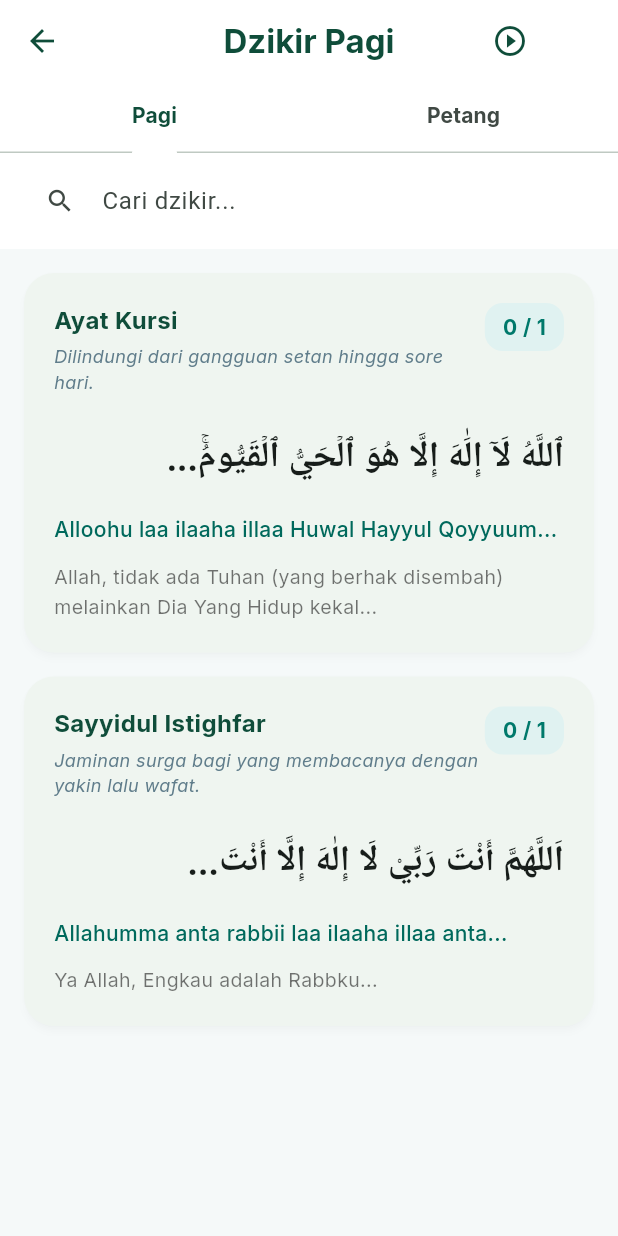
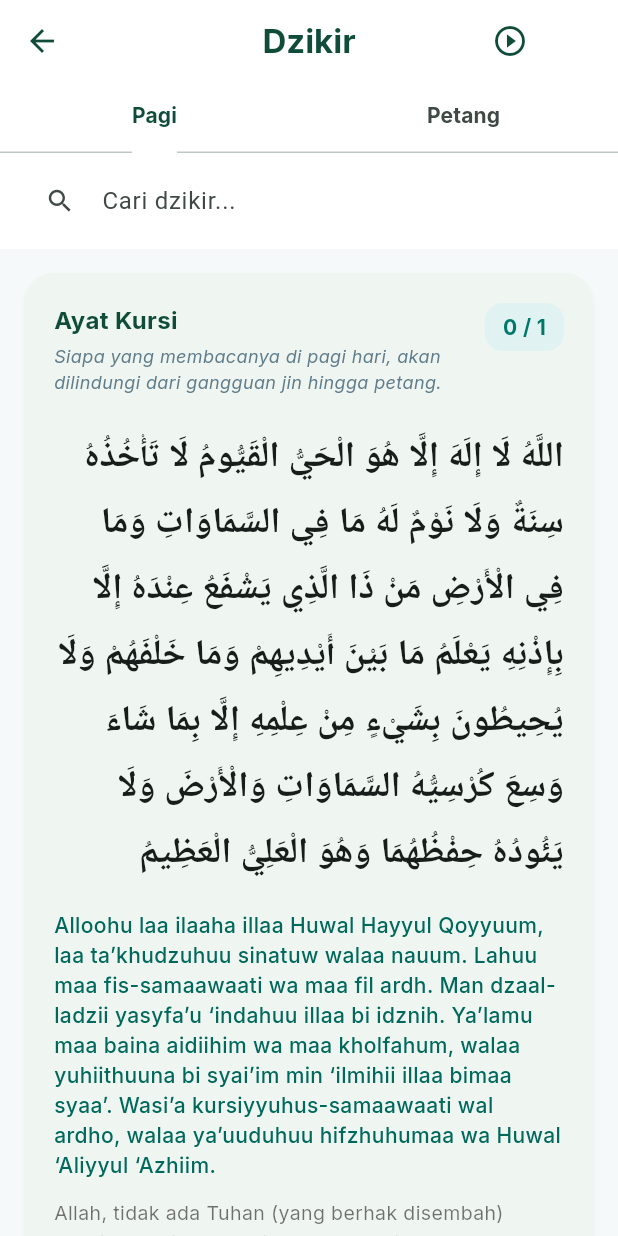
Before and after one commit to mr6982825-16/uas_projekkk, a Flutter app: the DzikirPagiPetangScreen screen opened directly, on a phone screen of 412 x 824 dp. Run offline on Flutter 3.47's test engine with Material 3 defaults, Android fonts, the phone set to English and light mode, and no system bars; our stand-ins replace audioplayers, dio, geolocator, google_fonts, scrollable_positioned_list, share_plus and 1 more; missing offline and left inert: flutter_qiblah; accounts and stored records are empty; network calls fail; Roboto replaces fonts that are missing (Amiri).

Commit message:
perubahan ke 12

```diff
--- a/lib/main.dart
+++ b/lib/main.dart
@@ -8,6 +8,7 @@
 import 'package:uas_projekk/modules/prayer/prayer_provider.dart';
 import 'package:uas_projekk/modules/profile/settings_provider.dart';
 import 'package:uas_projekk/modules/dzikir/doa_harian_provider.dart';
+import 'package:uas_projekk/modules/dzikir/dzikir_provider.dart';
 
 void main() {
   WidgetsFlutterBinding.ensureInitialized();
@@ -20,7 +21,7 @@
         ChangeNotifierProvider(create: (_) => PrayerProvider()),
         ChangeNotifierProvider(create: (_) => SettingsProvider()),
         ChangeNotifierProvider(create: (_) => DoaHarianProvider()),
-        // Add more providers here as modules are restored
+        ChangeNotifierProvider(create: (_) => DzikirProvider()),
       ],
       child: const MyApp(),
     ),
--- a/lib/modules/dzikir/dzikir_model.dart
+++ b/lib/modules/dzikir/dzikir_model.dart
@@ -6,7 +6,7 @@
   final String fadhilah;
   final int target;
   final String? audioUrl;
-  final String category; // Added category field
+  final String category;
 
   Dzikir({
     required this.judul,
@@ -18,127 +18,139 @@
     required this.category,
     this.audioUrl,
   });
+
+  factory Dzikir.fromJson(Map<String, dynamic> json, String category) {
+    int targetValue = 1;
+    String dibacaStr = json['dibaca'] ?? "1x";
+    final match = RegExp(r'(\d+)').firstMatch(dibacaStr);
+    if (match != null) {
+      targetValue = int.tryParse(match.group(1)!) ?? 1;
+    }
+
+    return Dzikir(
+      judul: json['judul'] ?? (category == "pagi" ? "Dzikir Pagi" : "Dzikir Petang"),
+      arab: json['ar'] ?? "",
+      latin: json['latin'] ?? "",
+      terjemahan: json['id'] ?? "",
+      fadhilah: json['fadhilah'] ?? "",
+      target: targetValue,
+      category: category == "pagi" ? "Pagi" : "Sore",
+    );
+  }
 }
 
 class DzikirData {
   static List<Dzikir> allData = [
-    // FAJAR
-    Dzikir(
-      judul: "Doa Bangun Tidur",
-      arab: "اَلْحَمْدُ لِلَّهِ الَّذِيْ أَحْيَانَا بَعْدَ مَا أَمَاتَنَا وَإِلَيْهِ النُّشُوْرُ",
-      latin: "Alhamdu lillahil ladzii ahyaanaa ba'da maa amaatanaa wa ilaihin nusyuur.",
-      terjemahan: "Segala puji bagi Allah yang telah menghidupkan kami setelah mematikan kami dan kepada-Nya lah kami kembali.",
-      fadhilah: "Sunnah Nabi SAW saat terbangun dari tidur.",
-      target: 1,
-      category: "Fajar",
-    ),
-    // PAGI
+    // --- DZIKIR PAGI ---
     Dzikir(
       judul: "Ayat Kursi",
-      arab: "ٱللَّهُ لَآ إِلَٰهَ إِلَّا هُوَ ٱلۡحَيُّ ٱلۡقَيُّومُۚ...",
-      latin: "Alloohu laa ilaaha illaa Huwal Hayyul Qoyyuum...",
-      terjemahan: "Allah, tidak ada Tuhan (yang berhak disembah) melainkan Dia Yang Hidup kekal...",
-      fadhilah: "Dilindungi dari gangguan setan hingga sore hari.",
+      arab: "اللَّهُ لَا إِلَهَ إِلَّا هُوَ الْحَيُّ الْقَيُّومُ لَا تَأْخُذُهُ سِنَةٌ وَلَا نَوْمٌ لَهُ مَا فِي السَّمَاوَاتِ وَمَا فِي الْأَرْضِ مَنْ ذَا الَّذِي يَشْفَعُ عِنْدَهُ إِلَّا بِإِذْنِهِ يَعْلَمُ مَا بَيْنَ أَيْدِيهِمْ وَمَا خَلْفَهُمْ وَلَا يُحِيطُونَ بِشَيْءٍ مِنْ عِلْمِهِ إِلَّا بِمَا شَاءَ وَسِعَ كُرْسِيُّهُ السَّمَاوَاتِ وَالْأَرْضَ وَلَا يَئُودُهُ حِفْظُهُمَا وَهُوَ الْعَلِيُّ الْعَظِيمُ",
+      latin: "Alloohu laa ilaaha illaa Huwal Hayyul Qoyyuum, laa ta’khudzuhuu sinatuw walaa nauum. Lahuu maa fis-samaawaati wa maa fil ardh. Man dzaal-ladzii yasyfa’u ‘indahuu illaa bi idznih. Ya’lamu maa baina aidiihim wa maa kholfahum, walaa yuhiithuuna bi syai’im min ‘ilmihii illaa bimaa syaa’. Wasi’a kursiyyuhus-samaawaati wal ardho, walaa ya’uuduhuu hifzhuhumaa wa Huwal ‘Aliyyul ‘Azhiim.",
+      terjemahan: "Allah, tidak ada Tuhan (yang berhak disembah) melainkan Dia Yang Hidup kekal lagi terus menerus mengurus (makhluk-Nya)...",
+      fadhilah: "Siapa yang membacanya di pagi hari, akan dilindungi dari gangguan jin hingga petang.",
       target: 1,
       category: "Pagi",
     ),
     Dzikir(
+      judul: "Surah Al-Ikhlas",
+      arab: "بِسْمِ اللَّهِ الرَّحْمَنِ الرَّحِيمِ. قُلْ هُوَ اللَّهُ أَحَدٌ. اللَّهُ الصَّمَدُ. لَمْ يَلِدْ وَلَمْ يُولَدْ. وَلَمْ يَكُن لَّهُ كُفُوًا أَحَدٌ",
+      latin: "Bismillaahir rohmaanir rohiim. Qul huwallaahu ahad. Allaahush shomad. Lam yalid walam yuulad. Walam yakul lahuu kufuwan ahad.",
+      terjemahan: "Katakanlah: Dialah Allah, Yang Maha Esa. Allah adalah Tuhan yang bergantung kepada-Nya segala sesuatu...",
+      fadhilah: "Mencukupi segala sesuatu jika dibaca 3x bersama Al-Falaq dan An-Naas.",
+      target: 3,
+      category: "Pagi",
+    ),
+    Dzikir(
+      judul: "Surah Al-Falaq",
+      arab: "بِسْمِ اللَّهِ الرَّحْمَنِ الرَّحِيمِ. قُلْ أَعُوذُ بِرَبِّ الْفَلَقِ. مِن شَرِّ مَا خَلَقَ. وَمِن شَرِّ غَاسِقٍ إِذَا وَقَبَ. وَمِن شَرِّ النَّفَّاثَاتِ فِي الْعُقَدِ. وَمِن شَرِّ حَاسِدٍ إِذَا حَسَدَ",
+      latin: "Bismillaahir rohmaanir rohiim. Qul a'uudzu birobbil falaq. Min syarri maa kholaq. Wamin syarri ghoosiqin idzaa waqob...",
+      terjemahan: "Katakanlah: Aku berlindung kepada Tuhan Yang Menguasai subuh, dari kejahatan makhluk-Nya...",
+      fadhilah: "Perlindungan dari kejahatan malam dan sihir.",
+      target: 3,
+      category: "Pagi",
+    ),
+    Dzikir(
+      judul: "Surah An-Naas",
+      arab: "بِسْمِ اللَّهِ الرَّحْمَنِ الرَّحِيمِ. قُلْ أَعُوذُ بِرَبِّ النَّاسِ. مَلِكِ النَّاسِ. إِلَهِ النَّاسِ. مِن شَرِّ الْوَسْوَاسِ الْخَنَّاسِ. الَّذِي يُوَسْوِسُ فِي صُدُورِ النَّاسِ. مِنَ الْجِنَّةِ وَالنَّاسِ",
+      latin: "Bismillaahir rohmaanir rohiim. Qul a'uudzu birobbin-naas. Malikin-naas. Ilaahin-naas...",
+      terjemahan: "Katakanlah: Aku berlindung kepada Tuhan (yang memelihara dan menguasai) manusia...",
+      fadhilah: "Perlindungan dari bisikan setan dan jin.",
+      target: 3,
+      category: "Pagi",
+    ),
+    Dzikir(
       judul: "Sayyidul Istighfar",
-      arab: "اَللَّهُمَّ أَنْتَ رَبِّيْ لَا إِلٰهَ إِلَّا أَنْتَ...",
-      latin: "Allahumma anta rabbii laa ilaaha illaa anta...",
-      terjemahan: "Ya Allah, Engkau adalah Rabbku...",
-      fadhilah: "Jaminan surga bagi yang membacanya dengan yakin lalu wafat.",
+      arab: "اَللَّهُمَّ أَنْتَ رَبِّيْ لَا إِلٰهَ إِلَّا أَنْتَ، خَلَقْتَنِيْ وَأَنَا عَبْدُكَ، وَأَنَا عَلَى عَهْدِكَ وَوَعْدِكَ مَا اسْتَطَعْتُ، أَعُوْذُ بِكَ مِنْ شَرِّ مَا صَنَعْتُ، أَبُوْءُ لَكَ بِنِعْمَتِكَ عَلَيَّ، وَأَبُوْءُ بِذَنْبِيْ فَاغْفِرْ لِيْ فَإِنَّهُ لَا يَغْفِرُ الذُّنُوْبَ إِلَّا أَنْتَ",
+      latin: "Allaahumma Anta Rabbii laa ilaaha illaa Anta, khalaqtanii wa ana 'abduka, wa ana 'alaa 'ahdika wa wa'dika mastatha'tu...",
+      terjemahan: "Ya Allah, Engkau adalah Rabbku, tidak ada ilah yang berhak disembah kecuali Engkau. Engkau yang menciptakanku...",
+      fadhilah: "Barangsiapa membacanya di pagi hari dengan penuh keyakinan lalu meninggal sebelum petang, maka ia termasuk penghuni surga.",
       target: 1,
       category: "Pagi",
     ),
-    // SIANG
     Dzikir(
-      judul: "Doa Setelah Shalat Dzuhur",
-      arab: "اَللَّهُمَّ أَعِنِّي عَلَى ذِكْرِكَ وَشُكْرِكَ وَحُسْنِ عِبَادَتِكَ",
-      latin: "Allahumma a'inni 'ala dzikrika wa syukrika wa husni 'ibadatika.",
-      terjemahan: "Ya Allah, tolonglah aku untuk selalu mengingat-Mu, bersyukur kepada-Mu, dan beribadah dengan baik kepada-Mu.",
-      fadhilah: "Memohon pertolongan Allah dalam beribadah.",
-      target: 1,
-      category: "Siang",
+      judul: "Dzikir Perlindungan",
+      arab: "بِسْمِ اللَّهِ الَّذِى لاَ يَضُرُّ مَعَ اسْمِهِ شَىْءٌ فِى الأَرْضِ وَلاَ فِى السَّمَاءِ وَهُوَ السَّمِيعُ الْعَلِيمُ",
+      latin: "Bismillaahilladzii laa yadhurru ma’asmihii syai-un fil ardhi walaa fis-samaa’i wa huwas-samii’ul ‘aliim.",
+      terjemahan: "Dengan nama Allah yang bila disebut, segala sesuatu di bumi dan langit tidak akan berbahaya, Dia-lah Yang Maha Mendengar lagi Maha Mengetahui.",
+      fadhilah: "Barangsiapa membacanya 3x di pagi dan petang hari, maka tidak ada sesuatu pun yang membahayakannya.",
+      target: 3,
+      category: "Pagi",
     ),
     Dzikir(
-      judul: "Doa Sebelum Makan",
-      arab: "اللَّهُمَّ بَارِكْ لَنَا فِيْمَا رَزَقْتَنَا وَقِنَا عَذَابَ النَّارِ",
-      latin: "Allahumma barik lana fima razaqtana waqina 'adzaban-nar.",
-      terjemahan: "Ya Allah, berkahilah kami atas rezeki yang telah Engkau berikan dan jagalah kami dari siksa api neraka.",
-      fadhilah: "Memohon keberkahan pada makanan.",
+      judul: "Keridhaan kepada Allah",
+      arab: "رَضِيْتُ بِاللهِ رَبًّا، وَبِاْلإِسْلاَمِ دِيْنًا، وَبِمُحَمَّدٍ صَلَّى اللهُ عَلَيْهِ وَسَلَّمَ نَبِيًّا",
+      latin: "Radhiitu billaahi Rabba, wabil Islaami diina, wabi Muhammadin shallallaahu ‘alaihi wasallama Nabiyya.",
+      terjemahan: "Aku ridha Allah sebagai Tuhanku, Islam sebagai agamaku dan Muhammad sebagai Nabiku.",
+      fadhilah: "Barangsiapa membacanya 3x di pagi dan petang, maka Allah wajib memberikan keridhaan kepadanya di hari kiamat.",
+      target: 3,
+      category: "Pagi",
+    ),
+    Dzikir(
+      judul: "Tasbih (100x)",
+      arab: "سُبْحَانَ اللهِ وَبِحَمْدِهِ",
+      latin: "Subhaanallaahi wa bihamdih.",
+      terjemahan: "Maha Suci Allah dan segala puji bagi-Nya.",
+      fadhilah: "Barangsiapa mengucapkannya 100x sehari, maka akan dihapus dosa-dosanya meskipun sebanyak buih di lautan.",
+      target: 100,
+      category: "Pagi",
+    ),
+
+    // --- DZIKIR PETANG ---
+    Dzikir(
+      judul: "Ayat Kursi",
+      arab: "اللَّهُ لَا إِلَهَ إِلَّا هُوَ الْحَيُّ الْقَيُّومُ...",
+      latin: "Alloohu laa ilaaha illaa Huwal Hayyul Qoyyuum...",
+      terjemahan: "Allah, tidak ada Tuhan (yang berhak disembah) melainkan Dia Yang Hidup kekal...",
+      fadhilah: "Siapa yang membacanya di sore hari, akan dilindungi dari gangguan jin hingga pagi hari.",
       target: 1,
-      category: "Siang",
+      category: "Sore",
     ),
-    // SORE
     Dzikir(
-      judul: "Doa Perlindungan dari Kejahatan",
-      arab: "أَعُوْذُ بِكَلِمَاتِ اللهِ التَّامَّاتِ مِنْ شَرِّ مَا خَلَقَ",
-      latin: "A'udzu bi kalimatillahit tammaati min syarri maa khalaq.",
-      terjemahan: "Aku berlindung dengan kalimat-kalimat Allah yang sempurna dari kejahatan makhluk-Nya.",
-      fadhilah: "Perlindungan di sore hari.",
+      judul: "Sayyidul Istighfar",
+      arab: "اَللَّهُمَّ أَنْتَ رَبِّيْ لَا إِلٰهَ إِلَّا أَنْتَ...",
+      latin: "Allaahumma Anta Rabbii laa ilaaha illaa Anta...",
+      terjemahan: "Ya Allah, Engkau adalah Rabbku...",
+      fadhilah: "Barangsiapa membacanya di petang hari dengan penuh keyakinan lalu meninggal sebelum pagi, maka ia termasuk penghuni surga.",
+      target: 1,
+      category: "Sore",
+    ),
+    Dzikir(
+      judul: "Dzikir Perlindungan",
+      arab: "بِسْم. اللَّهِ الَّذِى لاَ يَضُرُّ مَعَ اسْمِهِ شَىْءٌ...",
+      latin: "Bismillaahilladzii laa yadhurru ma’asmihii syai-un...",
+      terjemahan: "Dengan nama Allah yang bila disebut, segala sesuatu di bumi dan langit tidak akan berbahaya...",
+      fadhilah: "Perlindungan total dari segala bahaya di malam hari.",
       target: 3,
       category: "Sore",
     ),
-    // MALAM
     Dzikir(
-      judul: "Doa Sebelum Tidur",
-      arab: "بِاسْمِكَ اللَّهُمَّ أَمُوتُ وَأَحْيَا",
-      latin: "Bismika Allahumma amuutu wa ahyaa.",
-      terjemahan: "Dengan nama-Mu ya Allah, aku mati dan aku hidup.",
-      fadhilah: "Sunnah Nabi SAW sebelum istirahat malam.",
-      target: 1,
-      category: "Malam",
-    ),
-    // RUMAH
-    Dzikir(
-      judul: "Doa Masuk Rumah",
-      arab: "اَللّٰهُمَّ اِنِّىْ اَسْأَلُكَ خَيْرَالْمَوْلِجِ وَخَيْرَالْمَخْرَجِ",
-      latin: "Allahumma innii as-aluka khairal mawliji wa khairal makhraji.",
-      terjemahan: "Ya Allah, aku memohon kebaikan tempat masuk dan kebaikan tempat keluar.",
-      fadhilah: "Keluarga akan dilindungi dan diberkahi.",
-      target: 1,
-      category: "Rumah",
-    ),
-    // BELAJAR
-    Dzikir(
-      judul: "Doa Sebelum Belajar",
-      arab: "رَبِّ زِدْنِي عِلْمًا وَارْزُقْنِي فَهْمًا",
-      latin: "Rabbi zidnii 'ilman warzuqnii fahmaa.",
-      terjemahan: "Ya Tuhanku, tambahkanlah kepadaku ilmu dan berilah aku pengertian yang baik.",
-      fadhilah: "Memohon kemudahan dalam memahami ilmu.",
-      target: 1,
-      category: "Belajar",
-    ),
-    // SAKIT
-    Dzikir(
-      judul: "Doa Menjenguk Orang Sakit",
-      arab: "لَا بَأْسَ طَهُورٌ إِنْ شَاءَ اللَّهُ",
-      latin: "Laa ba'sa thahuurun in syaa Allah.",
-      terjemahan: "Tidak mengapa, semoga sakitmu ini menjadi pembersih dosa, insya Allah.",
-      fadhilah: "Memberikan semangat dan doa kesembuhan.",
-      target: 1,
-      category: "Sakit",
-    ),
-    // MASJID
-    Dzikir(
-      judul: "Doa Masuk Masjid",
-      arab: "اللَّهُمَّ افْتَحْ لِي أَبْوَابَ رَحْمَتِكَ",
-      latin: "Allahummaf-tah lii abwaaba rahmatik.",
-      terjemahan: "Ya Allah, bukakanlah bagiku pintu-pintu rahmat-Mu.",
-      fadhilah: "Adab memasuki rumah Allah.",
-      target: 1,
-      category: "Masjid",
-    ),
-    // SUNNAH
-    Dzikir(
-      judul: "Doa Setelah Shalat Tahajjud",
-      arab: "اَللَّهُمَّ لَكَ الْحَمْدُ أَنْتَ نُوْرُ السَّمَاوَاتِ وَاْلأَرْضِ",
-      latin: "Allahumma lakal hamdu anta nuurus samawaati wal ardh...",
-      terjemahan: "Ya Allah, bagi-Mu segala puji. Engkau adalah cahaya langit dan bumi...",
-      fadhilah: "Kepasrahan total kepada Allah di sepertiga malam.",
-      target: 1,
-      category: "Sunnah",
+      judul: "Perlindungan dari Kejahatan Makhluk",
+      arab: "أَعُوْذُ بِكَلِمَاتِ اللهِ التَّامَّاتِ مِنْ شَرِّ مَا خَلَقَ",
+      latin: "A'uudzu bikalimaatillaahit-taammaati min syarri maa kholaq.",
+      terjemahan: "Aku berlindung dengan kalimat-kalimat Allah yang sempurna dari kejahatan makhluk-Nya.",
+      fadhilah: "Barangsiapa membacanya di sore hari 3x, maka tidak akan ada racun/bahaya yang mencelakakannya pada malam itu.",
+      target: 3,
+      category: "Sore",
     ),
   ];
 
--- a/lib/modules/dzikir/dzikir_pagi_petang_screen.dart
+++ b/lib/modules/dzikir/dzikir_pagi_petang_screen.dart
@@ -2,18 +2,21 @@
 import 'package:flutter/services.dart';
 import 'package:google_fonts/google_fonts.dart';
 import 'package:audioplayers/audioplayers.dart';
+import 'package:provider/provider.dart';
 import 'package:uas_projekk/core/theme.dart';
 import 'package:uas_projekk/modules/dzikir/dzikir_model.dart';
+import 'package:uas_projekk/modules/dzikir/dzikir_provider.dart';
 
 class DzikirPagiPetangScreen extends StatefulWidget {
   final String title;
-  final List<Dzikir> dzikirList;
-
   const DzikirPagiPetangScreen({
     super.key,
     required this.title,
-    required this.dzikirList,
+    required this.dzikirList, // Still taking this for backward compatibility if needed, but we'll use provider
   });
+
+  // ignore: unused_element
+  final List<Dzikir> dzikirList;
 
   @override
   State<DzikirPagiPetangScreen> createState() => _DzikirPagiPetangScreenState();
@@ -34,15 +37,20 @@
   void initState() {
     super.initState();
     _tabController = TabController(length: 2, vsync: this);
+
     // Set initial tab based on title if possible
-    if (widget.title.contains("Petang")) {
+    if (widget.title.contains("Petang") || widget.title.contains("Sore")) {
       _tabController.index = 1;
     }
+
     _searchController.addListener(() {
       setState(() {
         _searchQuery = _searchController.text.toLowerCase();
       });
     });
+
+    // Fetch data from API
+    Future.microtask(() => context.read<DzikirProvider>().fetchDzikirData());
   }
 
   @override
@@ -99,7 +107,7 @@
     return Scaffold(
       backgroundColor: AppTheme.backgroundLight,
       appBar: AppBar(
-        title: Text(widget.title, style: GoogleFonts.inter(fontWeight: FontWeight.bold)),
+        title: Text("Dzikir", style: GoogleFonts.inter(fontWeight: FontWeight.bold)),
         actions: [
           IconButton(
             icon: Icon(_isPlaying ? Icons.stop_circle : Icons.play_circle_outline),
@@ -148,12 +156,20 @@
           ),
         ),
       ),
-      body: TabBarView(
+      body: Consumer<DzikirProvider>(
+        builder: (context, provider, child) {
+          if (provider.isLoading) {
+            return const Center(child: CircularProgressIndicator());
+          }
+
+          return TabBarView(
             controller: _tabController,
             children: [
-          _buildDzikirList(DzikirData.dzikirPagi),
-          _buildDzikirList(DzikirData.dzikirPetang),
+              _buildDzikirList(provider.dzikirPagi.isEmpty ? DzikirData.dzikirPagi : provider.dzikirPagi),
+              _buildDzikirList(provider.dzikirPetang.isEmpty ? DzikirData.dzikirPetang : provider.dzikirPetang),
             ],
+          );
+        },
       ),
     );
   }
@@ -203,6 +219,7 @@
                                 color: AppTheme.primaryColor,
                               ),
                             ),
+                            if (dzikir.fadhilah.isNotEmpty) ...[
                               const SizedBox(height: 4),
                               Text(
                                 dzikir.fadhilah,
@@ -212,6 +229,7 @@
                                   fontStyle: FontStyle.italic,
                                 ),
                               ),
+                            ],
                           ],
                         ),
                       ),
@@ -242,7 +260,7 @@
                       fontWeight: FontWeight.bold,
                     ),
                   ),
-                  if (_showLatin) ...[
+                  if (_showLatin && dzikir.latin.isNotEmpty) ...[
                     const SizedBox(height: 16),
                     Text(
                       dzikir.latin,
@@ -253,7 +271,7 @@
                       ),
                     ),
                   ],
-                  if (_showTranslation) ...[
+                  if (_showTranslation && dzikir.terjemahan.isNotEmpty) ...[
                     const SizedBox(height: 12),
                     Text(
                       dzikir.terjemahan,
--- /dev/null
+++ b/lib/modules/dzikir/dzikir_provider.dart
@@ -0,0 +1,57 @@
+import 'package:flutter/material.dart';
+import 'package:dio/dio.dart';
+import 'package:uas_projekk/modules/dzikir/dzikir_model.dart';
+
+class DzikirProvider with ChangeNotifier {
+  final Dio _dio = Dio();
+  List<Dzikir> _dzikirPagi = [];
+  List<Dzikir> _dzikirPetang = [];
+  bool _isLoading = false;
+  String? _error;
+
+  List<Dzikir> get dzikirPagi => _dzikirPagi;
+  List<Dzikir> get dzikirPetang => _dzikirPetang;
+  bool get isLoading => _isLoading;
+  String? get error => _error;
+
+  Future<void> fetchDzikirData() async {
+    _isLoading = true;
+    _error = null;
+    notifyListeners();
+
+    try {
+      final response = await _dio.get(
+        'https://raw.githubusercontent.com/hudamnhd/dzikir-pagi-petang/main/data.json'
+      );
+
+      if (response.statusCode == 200) {
+        final Map<String, dynamic> data = response.data is String
+            ? Map<String, dynamic>.from(response.data as Map)
+            : response.data;
+
+        // The raw.githubusercontent usually returns string if not configured,
+        // but Dio handles it if Content-Type is application/json.
+        // If it's a string, we might need to jsonDecode.
+        // But Dio usually handles it.
+
+        if (data.containsKey('pagi')) {
+          _dzikirPagi = (data['pagi'] as List)
+              .map((item) => Dzikir.fromJson(item, 'pagi'))
+              .toList();
+        }
+
+        if (data.containsKey('petang')) {
+          _dzikirPetang = (data['petang'] as List)
+              .map((item) => Dzikir.fromJson(item, 'petang'))
+              .toList();
+        }
+      }
+    } catch (e) {
+      _error = "Gagal memuat data dzikir: $e";
+      debugPrint(_error);
+    } finally {
+      _isLoading = false;
+      notifyListeners();
+    }
+  }
+}
--- a/pubspec.yaml
+++ b/pubspec.yaml
@@ -44,6 +44,7 @@
   url_launcher: ^6.3.2
   shared_preferences: ^2.5.5
   share_plus: ^13.1.0
+  scrollable_positioned_list: ^0.3.8
 
 dev_dependencies:
   flutter_test:
```
Also changed, not shown: lib/modules/quran/quran_screen.dart (+63 -2 lines), lib/modules/quran/surah_detail_screen.dart (+61 -52 lines), pubspec.lock. Lines whose indentation alone changed are shown as unchanged.
